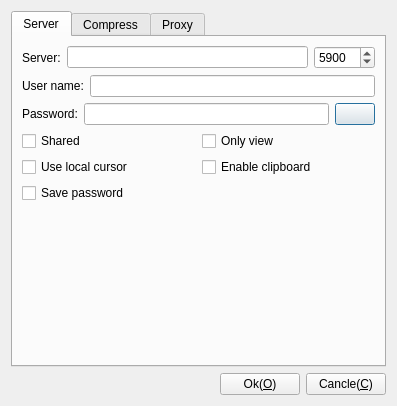
KangLin/RabbitRemoteControl, file Viewer/Plugins/LibVnc/DlgSettingsLibVnc.ui: the form before one commit.
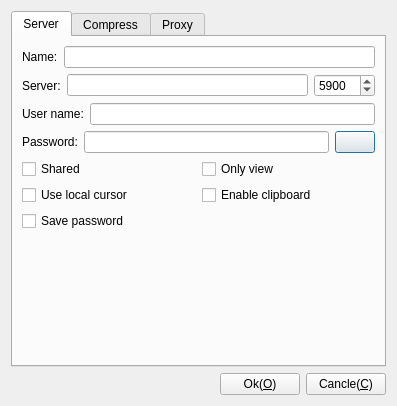
The form after the commit. Icons and pictures are not drawn.

Commit message: LibVnc: modify setting dailog for name

Patch:
```diff
--- a/Viewer/Plugins/LibVnc/DlgSettingsLibVnc.ui
+++ b/Viewer/Plugins/LibVnc/DlgSettingsLibVnc.ui
@@ -28,21 +28,31 @@
        <string>Server</string>
       </attribute>
       <layout class="QGridLayout" name="gridLayout_5">
-       <item row="1" column="0">
-        <layout class="QHBoxLayout" name="horizontalLayout">
+       <item row="0" column="0">
+        <layout class="QHBoxLayout" name="horizontalLayout_12">
          <item>
-          <widget class="QLabel" name="label_2">
+          <widget class="QLabel" name="label_10">
            <property name="text">
-            <string>User name:</string>
+            <string>Name:</string>
            </property>
           </widget>
          </item>
          <item>
-          <widget class="QLineEdit" name="leName"/>
+          <widget class="QLineEdit" name="leName">
+           <property name="toolTip">
+            <string>Connecter name</string>
+           </property>
+           <property name="statusTip">
+            <string>Connecter name</string>
+           </property>
+           <property name="whatsThis">
+            <string>Connecter name</string>
+           </property>
+          </widget>
          </item>
         </layout>
        </item>
-       <item row="0" column="0">
+       <item row="1" column="0">
         <layout class="QHBoxLayout" name="horizontalLayout_3">
          <item>
           <widget class="QLabel" name="label">
@@ -70,56 +80,21 @@
          </item>
         </layout>
        </item>
-       <item row="6" column="0">
-        <spacer name="verticalSpacer_2">
-         <property name="orientation">
-          <enum>Qt::Vertical</enum>
-         </property>
-         <property name="sizeHint" stdset="0">
-          <size>
-           <width>20</width>
-           <height>40</height>
-          </size>
-         </property>
-        </spacer>
-       </item>
-       <item row="3" column="0">
-        <layout class="QHBoxLayout" name="horizontalLayout_7">
-         <item>
-          <widget class="QCheckBox" name="cbShared">
-           <property name="text">
-            <string>Shared</string>
-           </property>
-          </widget>
-         </item>
-         <item>
-          <widget class="QCheckBox" name="cbOnlyView">
-           <property name="text">
-            <string>Only view</string>
-           </property>
-          </widget>
-         </item>
-        </layout>
-       </item>
-       <item row="4" column="0">
-        <layout class="QHBoxLayout" name="horizontalLayout_8">
-         <item>
-          <widget class="QCheckBox" name="cbLocalCursor">
-           <property name="text">
-            <string>Use local cursor</string>
-           </property>
-          </widget>
-         </item>
-         <item>
-          <widget class="QCheckBox" name="cbClipboard">
-           <property name="text">
-            <string>Enable clipboard</string>
-           </property>
-          </widget>
-         </item>
-        </layout>
-       </item>
        <item row="2" column="0">
+        <layout class="QHBoxLayout" name="horizontalLayout">
+         <item>
+          <widget class="QLabel" name="label_2">
+           <property name="text">
+            <string>User name:</string>
+           </property>
+          </widget>
+         </item>
+         <item>
+          <widget class="QLineEdit" name="leUserName"/>
+         </item>
+        </layout>
+       </item>
+       <item row="3" column="0">
         <layout class="QHBoxLayout" name="horizontalLayout_2">
          <item>
           <widget class="QLabel" name="label_3">
@@ -154,7 +129,43 @@
          </item>
         </layout>
        </item>
+       <item row="4" column="0">
+        <layout class="QHBoxLayout" name="horizontalLayout_7">
+         <item>
+          <widget class="QCheckBox" name="cbShared">
+           <property name="text">
+            <string>Shared</string>
+           </property>
+          </widget>
+         </item>
+         <item>
+          <widget class="QCheckBox" name="cbOnlyView">
+           <property name="text">
+            <string>Only view</string>
+           </property>
+          </widget>
+         </item>
+        </layout>
+       </item>
        <item row="5" column="0">
+        <layout class="QHBoxLayout" name="horizontalLayout_8">
+         <item>
+          <widget class="QCheckBox" name="cbLocalCursor">
+           <property name="text">
+            <string>Use local cursor</string>
+           </property>
+          </widget>
+         </item>
+         <item>
+          <widget class="QCheckBox" name="cbClipboard">
+           <property name="text">
+            <string>Enable clipboard</string>
+           </property>
+          </widget>
+         </item>
+        </layout>
+       </item>
+       <item row="6" column="0">
         <layout class="QGridLayout" name="gridLayout">
          <item row="0" column="0">
           <widget class="QCheckBox" name="cbSavePassword">
@@ -165,6 +176,19 @@
          </item>
         </layout>
        </item>
+       <item row="7" column="0">
+        <spacer name="verticalSpacer_2">
+         <property name="orientation">
+          <enum>Qt::Vertical</enum>
+         </property>
+         <property name="sizeHint" stdset="0">
+          <size>
+           <width>20</width>
+           <height>40</height>
+          </size>
+         </property>
+        </spacer>
+       </item>
       </layout>
      </widget>
      <widget class="QWidget" name="Compress">
```
Left out of the diff: 3 changed lines with no effect on the pictures. The commit also changes 1 other file.
